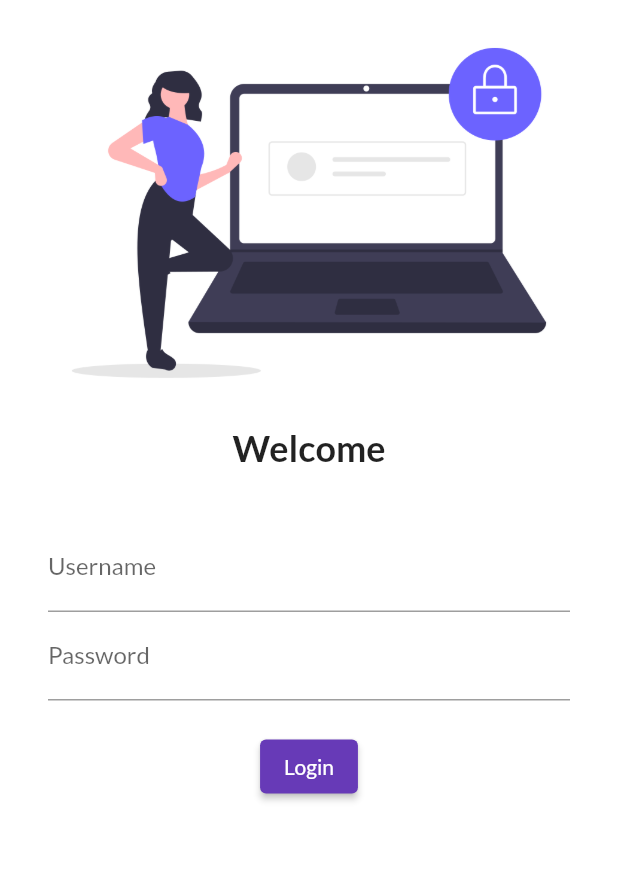
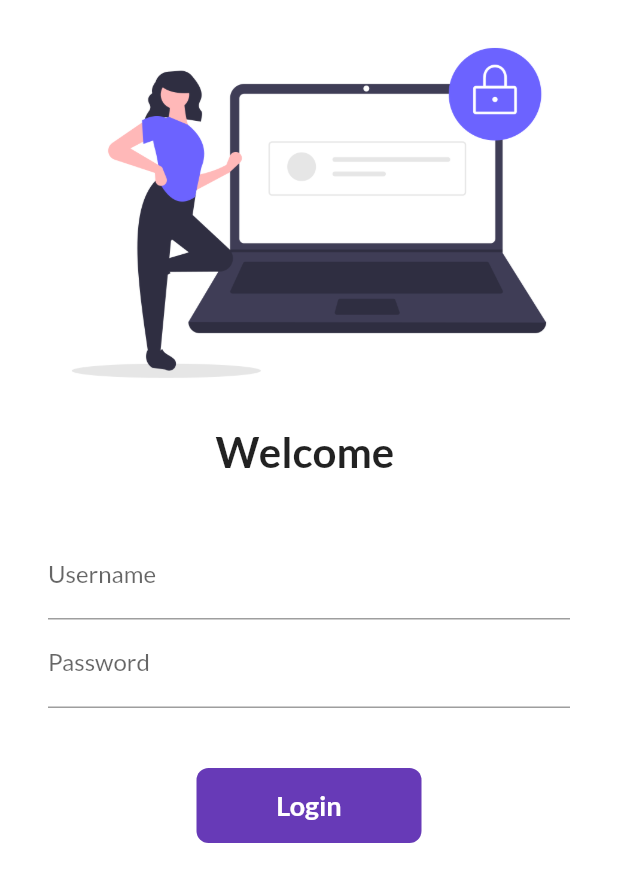
Before and after one commit to Sadid369/flutter_catalog, a Flutter app: the screen it shows after launch, on a phone screen of 412 x 824 dp. Shown: the top 882 px of the screen. Run offline on Flutter 3.47's test engine with Material 2 defaults, Android fonts, the phone set to English and light mode, and no system bars; our stand-ins replace google_fonts.

Commit message:
day 6 complette

```diff
--- a/lib/main.dart
+++ b/lib/main.dart
@@ -1,5 +1,6 @@
 import 'package:flutter/material.dart';
 import 'package:flutter_catalog/pages/login_page.dart';
+import 'package:flutter_catalog/utils/my_routes.dart';
 import 'pages/home_page.dart';
 import 'package:google_fonts/google_fonts.dart';
 
@@ -14,6 +15,7 @@ class MyApp extends StatelessWidget {
   Widget build(BuildContext context) {
     int days = 30;
     return MaterialApp(
+      debugShowCheckedModeBanner: false,
       darkTheme: ThemeData(
         brightness: Brightness.dark,
       ),
@@ -25,8 +27,8 @@ class MyApp extends StatelessWidget {
       //initialRoute: '/home',
       routes: {
         '/': (context) => LoginPage(),
-        '/home': (context) => HomePage(),
-        '/login': (context) => LoginPage(),
+        MyRoutes.homeRoute: (context) => HomePage(),
+        MyRoutes.loginRoute: (context) => LoginPage(),
       },
     );
   }
--- a/lib/pages/login_page.dart
+++ b/lib/pages/login_page.dart
@@ -1,10 +1,19 @@
 import 'package:flutter/material.dart';
+import 'package:flutter_catalog/utils/my_routes.dart';
 
-class LoginPage extends StatelessWidget {
+class LoginPage extends StatefulWidget {
+  @override
+  _LoginPageState createState() => _LoginPageState();
+}
+
+class _LoginPageState extends State<LoginPage> {
+  String name = '';
+  bool changeButton = false;
   @override
   Widget build(BuildContext context) {
     return Material(
         color: Colors.white,
+        child: SingleChildScrollView(
           child: Column(
             children: [
               Image.asset(
@@ -12,9 +21,9 @@ class LoginPage extends StatelessWidget {
                 fit: BoxFit.cover,
               ),
               Text(
-              'Welcome',
+                'Welcome $name',
                 style: TextStyle(
-                fontSize: 24,
+                  fontSize: 28,
                   fontWeight: FontWeight.bold,
                 ),
               ),
@@ -29,6 +38,10 @@ class LoginPage extends StatelessWidget {
                 child: Column(
                   children: [
                     TextFormField(
+                      onChanged: (value) {
+                        name = value;
+                        setState(() {});
+                      },
                       decoration: InputDecoration(
                         hintText: 'Enter username',
                         labelText: 'Username',
@@ -42,19 +55,65 @@ class LoginPage extends StatelessWidget {
                       ),
                     ),
                     SizedBox(
-                    height: 20,
+                      height: 40,
                     ),
-                  ElevatedButton(
-                    onPressed: () {
-                      print('hi sadid');
+                    InkWell(
+                      onTap: () async {
+                        setState(() {
+                          changeButton = true;
+                        });
+                        await Future.delayed(Duration(seconds: 1));
+                        Navigator.pushNamed(
+                          context,
+                          MyRoutes.homeRoute,
+                        );
                       },
-                    child: Text('Login'),
-                    style: TextButton.styleFrom(),
+                      child: AnimatedContainer(
+                        duration: Duration(
+                          seconds: 1,
+                        ),
+                        height: 50,
+                        width: changeButton ? 50 : 150,
+                        alignment: Alignment.center,
+                        decoration: BoxDecoration(
+                          color: Colors.deepPurple,
+                          // shape: changeButton
+                          //     ? BoxShape.circle
+                          //     : BoxShape.rectangle,
+                          borderRadius:
+                              BorderRadius.circular(changeButton ? 50 : 8),
+                        ),
+                        child: changeButton
+                            ? Icon(
+                                Icons.done,
+                                color: Colors.white,
                               )
+                            : Text(
+                                'Login',
+                                style: TextStyle(
+                                  color: Colors.white,
+                                  fontWeight: FontWeight.bold,
+                                  fontSize: 18,
+                                ),
+                              ),
+                      ),
+                    ),
+
+                    // ElevatedButton(
+                    //   onPressed: () {
+                    //     Navigator.pushNamed(
+                    //       context,
+                    //       MyRoutes.homeRoute,
+                    //     );
+                    //   },
+                    //   child: Text('Login'),
+                    //   style: TextButton.styleFrom(minimumSize: Size(150, 40)),
+                    // ),
                   ],
                 ),
               ),
             ],
+          ),
         ));
   }
 }
--- /dev/null
+++ b/lib/utils/my_routes.dart
@@ -0,0 +1,4 @@
+class MyRoutes {
+  static String loginRoute = '/login';
+  static String homeRoute = '/home';
+}
```
Lines whose indentation alone changed are shown as unchanged.
